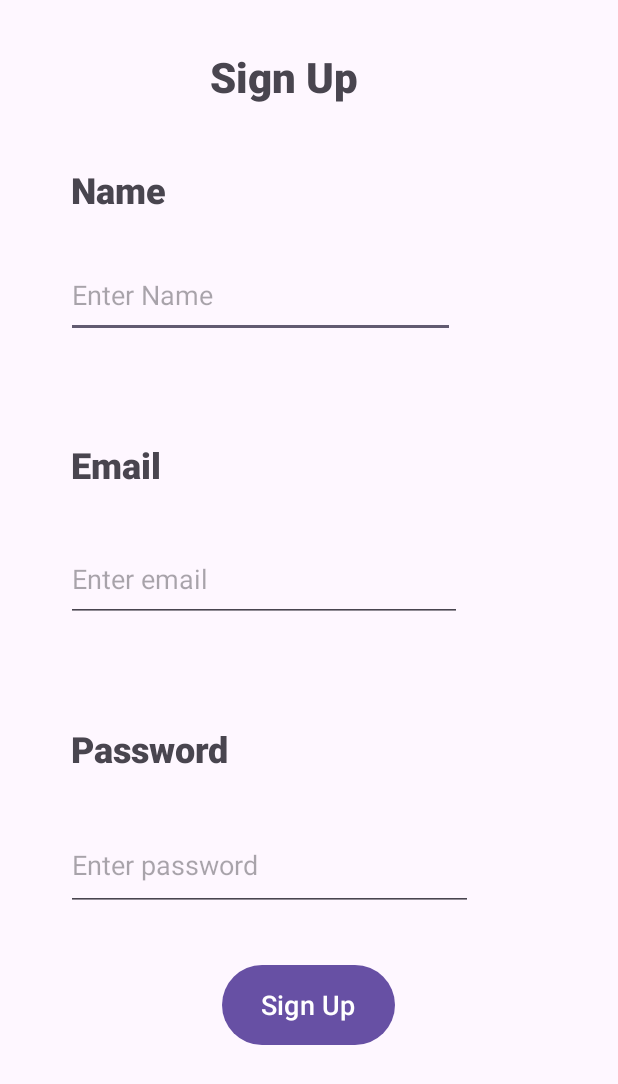
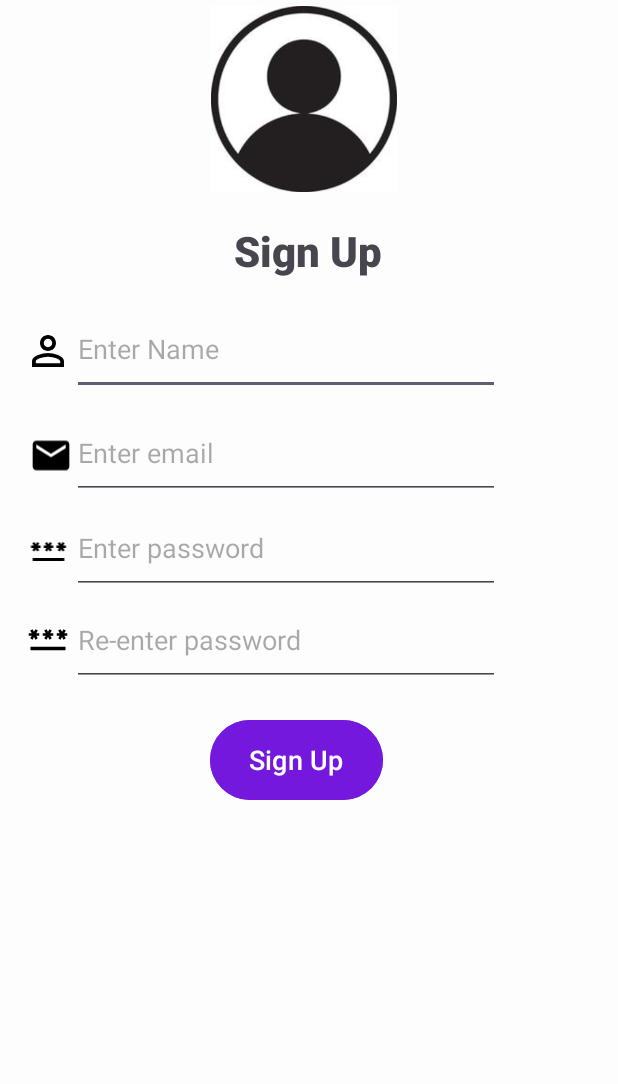
Before and after one commit to rKuria/Final, an Android app: the SignUp screen opened directly, with no data from a screen before it, on a phone screen of 412 x 824 dp. Shown: the top 1084 px of the screen. Run offline under Robolectric (Android 15) with nearby library versions, the light colour scheme and no system bars.

Commit message:
This is the app so far (14th March 1:45PM)

```diff
--- a/app/src/main/AndroidManifest.xml
+++ b/app/src/main/AndroidManifest.xml
@@ -12,6 +12,9 @@
         android:supportsRtl="true"
         android:theme="@style/Theme.FinalProject"
         tools:targetApi="31">
+        <activity
+            android:name=".Login"
+            android:exported="false" />
         <activity
             android:name=".OptionsPage"
             android:exported="false" />
--- /dev/null
+++ b/app/src/main/res/drawable/baseline_email_24.xml
@@ -0,0 +1,5 @@
+<vector android:height="24dp" android:tint="#000000"
+    android:viewportHeight="24" android:viewportWidth="24"
+    android:width="24dp" xmlns:android="http://schemas.android.com/apk/res/android">
+    <path android:fillColor="@android:color/white" android:pathData="M20,4L4,4c-1.1,0 -1.99,0.9 -1.99,2L2,18c0,1.1 0.9,2 2,2h16c1.1,0 2,-0.9 2,-2L22,6c0,-1.1 -0.9,-2 -2,-2zM20,8l-8,5 -8,-5L4,6l8,5 8,-5v2z"/>
+</vector>
--- /dev/null
+++ b/app/src/main/res/drawable/baseline_password_24.xml
@@ -0,0 +1,5 @@
+<vector android:height="24dp" android:tint="#000000"
+    android:viewportHeight="24" android:viewportWidth="24"
+    android:width="24dp" xmlns:android="http://schemas.android.com/apk/res/android">
+    <path android:fillColor="@android:color/white" android:pathData="M2,17h20v2H2V17zM3.15,12.95L4,11.47l0.85,1.48l1.3,-0.75L5.3,10.72H7v-1.5H5.3l0.85,-1.47L4.85,7L4,8.47L3.15,7l-1.3,0.75L2.7,9.22H1v1.5h1.7L1.85,12.2L3.15,12.95zM9.85,12.2l1.3,0.75L12,11.47l0.85,1.48l1.3,-0.75l-0.85,-1.48H15v-1.5h-1.7l0.85,-1.47L12.85,7L12,8.47L11.15,7l-1.3,0.75l0.85,1.47H9v1.5h1.7L9.85,12.2zM23,9.22h-1.7l0.85,-1.47L20.85,7L20,8.47L19.15,7l-1.3,0.75l0.85,1.47H17v1.5h1.7l-0.85,1.48l1.3,0.75L20,11.47l0.85,1.48l1.3,-0.75l-0.85,-1.48H23V9.22z"/>
+</vector>
--- /dev/null
+++ b/app/src/main/res/drawable/baseline_person_outline_24.xml
@@ -0,0 +1,5 @@
+<vector android:height="24dp" android:tint="#000000"
+    android:viewportHeight="24" android:viewportWidth="24"
+    android:width="24dp" xmlns:android="http://schemas.android.com/apk/res/android">
+    <path android:fillColor="@android:color/white" android:pathData="M12,5.9c1.16,0 2.1,0.94 2.1,2.1s-0.94,2.1 -2.1,2.1S9.9,9.16 9.9,8s0.94,-2.1 2.1,-2.1m0,9c2.97,0 6.1,1.46 6.1,2.1v1.1L5.9,18.1L5.9,17c0,-0.64 3.13,-2.1 6.1,-2.1M12,4C9.79,4 8,5.79 8,8s1.79,4 4,4 4,-1.79 4,-4 -1.79,-4 -4,-4zM12,13c-2.67,0 -8,1.34 -8,4v3h16v-3c0,-2.66 -5.33,-4 -8,-4z"/>
+</vector>
--- a/app/src/main/res/layout/sign_up.xml
+++ b/app/src/main/res/layout/sign_up.xml
@@ -4,100 +4,138 @@
     xmlns:tools="http://schemas.android.com/tools"
     android:layout_width="match_parent"
     android:layout_height="match_parent"
+    android:background="#FBF9F9"
+    android:backgroundTint="#FDFDFD"
     android:textAlignment="center">
 
     <TextView
-        android:id="@+id/textView2"
+        android:id="@+id/sign_text"
         android:layout_width="wrap_content"
         android:layout_height="wrap_content"
-        android:layout_marginStart="140dp"
-        android:layout_marginTop="32dp"
+        android:layout_marginStart="156dp"
+        android:layout_marginTop="20dp"
         android:fontFamily="sans-serif-black"
         android:text="Sign Up"
         android:textSize="28sp"
         app:layout_constraintStart_toStartOf="parent"
-        app:layout_constraintTop_toTopOf="parent" />
-
-    <TextView
-        android:id="@+id/name"
-        android:layout_width="93dp"
-        android:layout_height="34dp"
-        android:layout_marginStart="47dp"
-        android:layout_marginTop="40dp"
-        android:fontFamily="sans-serif-black"
-        android:text="Name"
-        android:textSize="24sp"
-        app:layout_constraintStart_toStartOf="parent"
-        app:layout_constraintTop_toBottomOf="@+id/textView2" />
+        app:layout_constraintTop_toBottomOf="@+id/sign_icon" />
 
     <EditText
         android:id="@+id/nameValue"
-        android:layout_width="259dp"
-        android:layout_height="57dp"
-        android:layout_marginStart="44dp"
-        android:layout_marginTop="24dp"
+        android:layout_width="285dp"
+        android:layout_height="61dp"
+        android:layout_marginStart="48dp"
+        android:layout_marginTop="16dp"
         android:ems="10"
         android:hint="@string/PutName"
         android:inputType="text"
+        android:textColor="@color/black"
         app:layout_constraintStart_toStartOf="parent"
-        app:layout_constraintTop_toBottomOf="@+id/name" />
-
-    <TextView
-        android:id="@+id/email"
-        android:layout_width="95dp"
-        android:layout_height="40dp"
-        android:layout_marginStart="47dp"
-        android:layout_marginTop="68dp"
-        android:fontFamily="sans-serif-black"
-        android:text="Email"
-        android:textSize="24sp"
-        app:layout_constraintStart_toStartOf="parent"
-        app:layout_constraintTop_toBottomOf="@+id/nameValue" />
-
-    <TextView
-        android:id="@+id/password"
-        android:layout_width="147dp"
-        android:layout_height="39dp"
-        android:layout_marginStart="47dp"
-        android:layout_marginTop="68dp"
-        android:fontFamily="sans-serif-black"
-        android:text="Password"
-        android:textSize="24sp"
-        app:layout_constraintStart_toStartOf="parent"
-        app:layout_constraintTop_toBottomOf="@+id/emailValue" />
+        app:layout_constraintTop_toBottomOf="@+id/sign_text" />
 
     <EditText
         android:id="@+id/passwordValue"
-        android:layout_width="271dp"
+        android:layout_width="285dp"
         android:layout_height="61dp"
-        android:layout_marginStart="44dp"
-        android:layout_marginTop="24dp"
+        android:layout_marginStart="48dp"
+        android:layout_marginTop="2dp"
         android:ems="10"
         android:hint="@string/PutPassword"
         android:inputType="textPassword"
+        android:textColor="@color/black"
         app:layout_constraintStart_toStartOf="parent"
-        app:layout_constraintTop_toBottomOf="@+id/password" />
+        app:layout_constraintTop_toBottomOf="@+id/emailValue" />
 
     <Button
         android:id="@+id/button"
         android:layout_width="115dp"
         android:layout_height="61dp"
-        android:layout_marginStart="148dp"
-        android:layout_marginTop="32dp"
+        android:layout_marginStart="140dp"
+        android:layout_marginTop="80dp"
         android:text="Sign Up"
         android:textSize="18sp"
         app:layout_constraintStart_toStartOf="parent"
-        app:layout_constraintTop_toBottomOf="@+id/passwordValue" />
+        app:layout_constraintTop_toBottomOf="@+id/passwordValue"
+        android:backgroundTint="@color/lilac"/>
 
     <EditText
         android:id="@+id/emailValue"
-        android:layout_width="264dp"
-        android:layout_height="57dp"
-        android:layout_marginStart="44dp"
-        android:layout_marginTop="24dp"
+        android:layout_width="285dp"
+        android:layout_height="61dp"
+        android:layout_marginStart="48dp"
+        android:layout_marginTop="8dp"
         android:ems="10"
         android:hint="@string/PutEmail"
         android:inputType="textEmailAddress"
+        android:textColor="@color/black"
         app:layout_constraintStart_toStartOf="parent"
-        app:layout_constraintTop_toBottomOf="@+id/email" />
+        app:layout_constraintTop_toBottomOf="@+id/nameValue" />
+
+    <ImageView
+        android:id="@+id/sign_icon"
+        android:layout_width="149dp"
+        android:layout_height="124dp"
+        android:layout_marginStart="128dp"
+        android:layout_marginTop="4dp"
+        android:drawableLeft="@drawable/baseline_person_outline_24"
+        app:layout_constraintStart_toStartOf="parent"
+        app:layout_constraintTop_toTopOf="parent"
+        app:srcCompat="@drawable/icon" />
+
+    <EditText
+        android:id="@+id/password_Value1"
+        android:layout_width="285dp"
+        android:layout_height="61dp"
+        android:ems="10"
+        android:hint="@string/PasswordAgain"
+        android:inputType="text"
+        app:layout_constraintStart_toEndOf="@+id/imageView8"
+        app:layout_constraintTop_toBottomOf="@+id/passwordValue" />
+
+    <ImageView
+        android:id="@+id/name_icon"
+        android:layout_width="32dp"
+        android:layout_height="61dp"
+        android:layout_marginStart="16dp"
+        android:layout_marginTop="203dp"
+        android:layout_marginEnd="8dp"
+        app:layout_constraintEnd_toStartOf="@+id/nameValue"
+        app:layout_constraintHorizontal_bias="0.0"
+        app:layout_constraintStart_toStartOf="parent"
+        app:layout_constraintTop_toTopOf="parent"
+        app:srcCompat="@drawable/baseline_person_outline_24" />
+
+    <ImageView
+        android:id="@+id/email_icon"
+        android:layout_width="29dp"
+        android:layout_height="62dp"
+        android:layout_marginStart="19dp"
+        android:layout_marginTop="8dp"
+        app:layout_constraintEnd_toStartOf="@+id/emailValue"
+        app:layout_constraintStart_toStartOf="parent"
+        app:layout_constraintTop_toBottomOf="@+id/name_icon"
+        app:srcCompat="@drawable/baseline_email_24" />
+
+    <ImageView
+        android:id="@+id/password_icon"
+        android:layout_width="31dp"
+        android:layout_height="25dp"
+        android:layout_marginStart="16dp"
+        android:layout_marginTop="19dp"
+        app:layout_constraintEnd_toStartOf="@+id/passwordValue"
+        app:layout_constraintStart_toStartOf="parent"
+        app:layout_constraintTop_toBottomOf="@+id/email_icon"
+        app:srcCompat="@drawable/baseline_password_24" />
+
+    <ImageView
+        android:id="@+id/imageView8"
+        android:layout_width="32dp"
+        android:layout_height="28dp"
+        android:layout_marginStart="16dp"
+        android:layout_marginTop="32dp"
+        app:layout_constraintEnd_toStartOf="@+id/password_Value1"
+        app:layout_constraintStart_toStartOf="parent"
+        app:layout_constraintTop_toBottomOf="@+id/password_icon"
+        app:srcCompat="@drawable/baseline_password_24" />
+
 </androidx.constraintlayout.widget.ConstraintLayout>
--- a/app/src/main/res/values/colors.xml
+++ b/app/src/main/res/values/colors.xml
@@ -2,4 +2,5 @@
 <resources>
     <color name="black">#FF000000</color>
     <color name="white">#FFFFFFFF</color>
+    <color name="lilac">#7418DD</color>
 </resources>
```
Also changed, not shown: app/src/main/java/com/example/finalproject/DbHelper.java (+25 -0 lines), app/src/main/java/com/example/finalproject/Login.java (added, +59 -0 lines), app/src/main/res/layout/activity_login.xml (added, +103 -0 lines), app/src/main/res/layout/activity_options_page.xml (+23 -11 lines), app/src/main/res/values/strings.xml (+7 -0 lines), app/src/main/res/drawable/icon.jpg (added).
